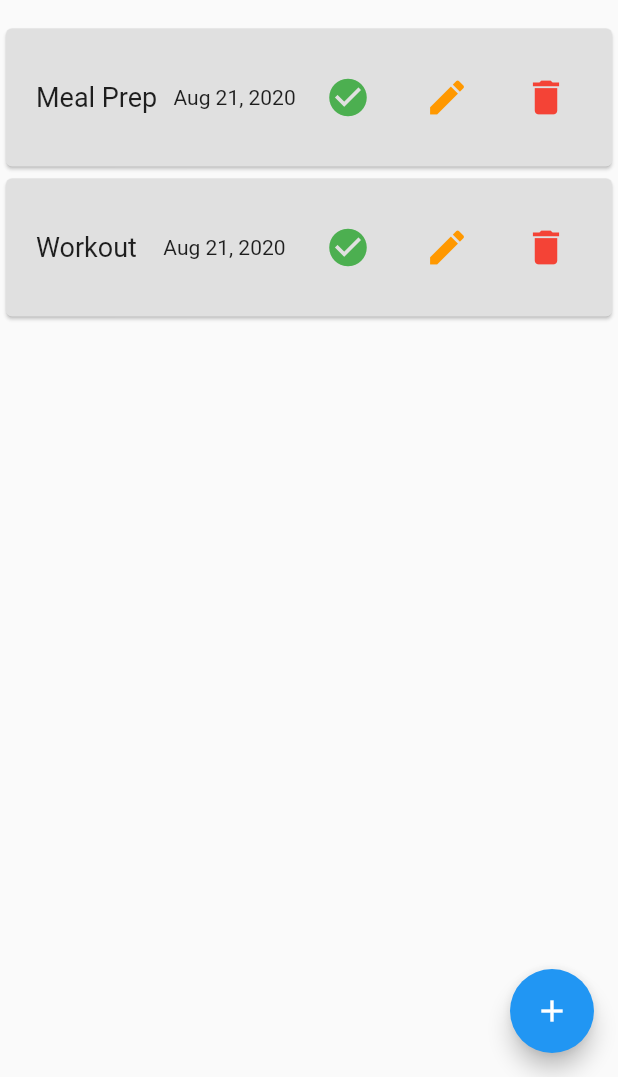
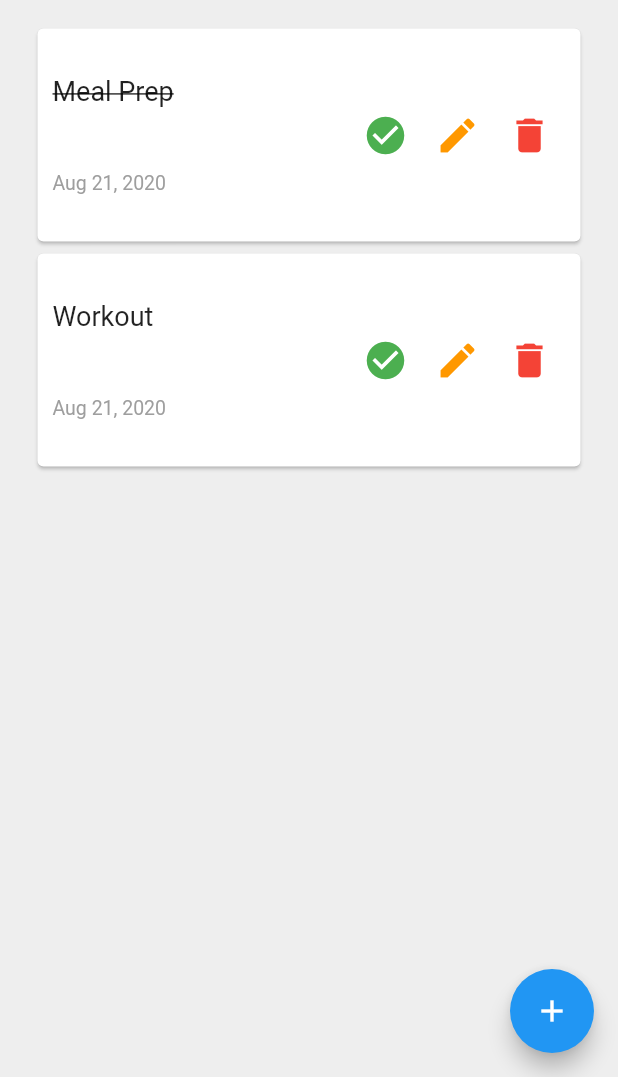
Before and after one commit to Schow94/flutter_todo, a Flutter app: the screen it shows after launch, on a phone screen of 412 x 824 dp, the part 159-1236 px from its top. Run offline on Flutter 3.47's test engine with Material 2 defaults, Android fonts, the phone set to English and light mode, and no system bars.

Commit message:
Add conditional styling to todo text

```diff
--- a/lib/main.dart
+++ b/lib/main.dart
@@ -29,11 +29,13 @@ class _MyHomePageState extends State<MyHomePage> {
       id: DateTime.now().toString(),
       title: 'Meal Prep',
       date: DateTime.now(),
+      finished: true,
     ),
     TodoItem(
       id: DateTime.now().toString(),
       title: 'Workout',
       date: DateTime.now(),
+      finished: false,
     ),
   ];
 
@@ -42,6 +44,7 @@ class _MyHomePageState extends State<MyHomePage> {
       id: DateTime.now().toString(),
       title: todoTitle,
       date: DateTime.now(),
+      finished: false,
     );
 
     setState(() {
@@ -70,13 +73,18 @@ class _MyHomePageState extends State<MyHomePage> {
         });
   }
 
+// Not sure how to find object of interest, update it, and then update list of objects
+  void _toggleFinihed(String id) {
+    setState(() {
+      Object itemToEdit = _todoItems.where((task) => task.id == id);
+    });
+  }
+
   @override
   Widget build(BuildContext context) {
     return MaterialApp(
-      color: Colors.green,
       title: 'First Flutter App',
       home: Scaffold(
-        // backgroundColor: Colors.green,
         appBar: AppBar(
           title: Text('Todo App'),
           actions: <Widget>[
@@ -87,7 +95,7 @@ class _MyHomePageState extends State<MyHomePage> {
           ],
         ),
         body: Container(
-          // color: Colors.blue,
+          color: Colors.grey[200],
           width: double.infinity,
           child: Column(
             children: <Widget>[
--- a/lib/models/todo_item.dart
+++ b/lib/models/todo_item.dart
@@ -4,10 +4,12 @@ class TodoItem {
   final String id;
   final String title;
   final DateTime date;
+  final bool finished;
 
   TodoItem({
     @required this.id,
     @required this.title,
     @required this.date,
+    @required this.finished,
   });
 }
--- a/lib/todo.dart
+++ b/lib/todo.dart
@@ -13,25 +13,33 @@ class Todo extends StatelessWidget {
   Widget build(BuildContext context) {
     return Container(
       width: double.infinity,
-      height: 100,
+      height: 150,
       child: Card(
-        color: Colors.grey[300],
+        color: Colors.white,
         child: Container(
-          padding: EdgeInsets.all(20),
+          padding: EdgeInsets.all(10),
           child: Row(
             mainAxisAlignment: MainAxisAlignment.spaceBetween,
             crossAxisAlignment: CrossAxisAlignment.center,
             children: <Widget>[
-              Text(
-                task.title,
-                style: TextStyle(
-                  fontSize: 18,
-                ),
+              Column(
+                mainAxisAlignment: MainAxisAlignment.spaceAround,
+                crossAxisAlignment: CrossAxisAlignment.start,
+                children: <Widget>[
+                  Text(
+                    task.title,
+                    style: TextStyle(
+                      fontSize: 18,
+                      decoration: task.finished ? TextDecoration.lineThrough : null,
+                    ),
+                  ),
+                  Text(
+                    DateFormat.yMMMd().format(task.date),
+                    style: TextStyle(fontSize: 13, color: Colors.grey),
+                  ),
+                ],
               ),
-              Text(DateFormat.yMMMd().format(task.date)),
               Container(
-                // color: Colors.green,
-                width: 180,
                 child: Row(
                   mainAxisAlignment: MainAxisAlignment.spaceBetween,
                   children: <Widget>[
--- a/lib/todo_list.dart
+++ b/lib/todo_list.dart
@@ -11,8 +11,9 @@ class TodoList extends StatelessWidget {
 
   @override
   Widget build(BuildContext context) {
+    // Convert to Listview Tomorrow
     return Container(
-      width: double.infinity,
+      width: 370,
       child: Container(
         width: double.infinity,
         // color: Colors.blue,
```
